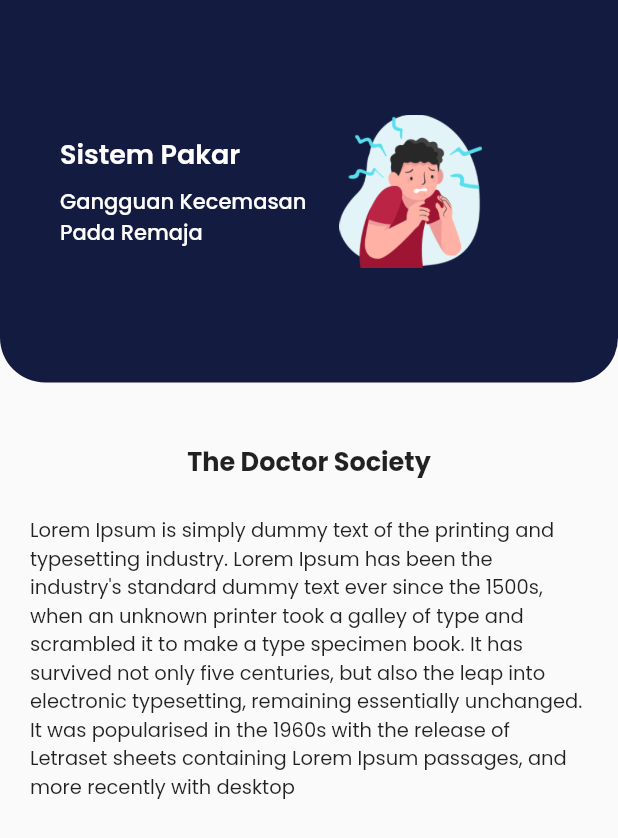
After one commit to Alfyu07/sistem-pakar-kecemasan-remaja, a Flutter app: the screen it shows after launch, after a tap on "Info Aplikasi", on a phone screen of 412 x 824 dp. The commit adds this screen. Shown: the top 838 px of the screen. Run offline on Flutter 3.47's test engine with Material 2 defaults, Android fonts, the phone set to English and light mode, and no system bars; our stand-ins replace cached_network_image, carousel_slider, get, google_fonts; network calls fail.

Commit message:
tentang aplikasi done

```diff
--- a/lib/presentation/ui/pages/home_page.dart
+++ b/lib/presentation/ui/pages/home_page.dart
@@ -50,7 +50,7 @@ class HomePage extends StatelessWidget {
             ),
             const SizedBox(height: 40),
             Padding(
-              padding: const EdgeInsets.symmetric(horizontal: 40),
+              padding: const EdgeInsets.symmetric(horizontal: 20),
               child: Column(
                 children: [
                   Row(
@@ -97,10 +97,16 @@ class HomePage extends StatelessWidget {
                         ),
                       ),
                       SizedBox(width: 20),
-                      MenuItem(
-                        imgUrl: 'assets/info-aplikasi.png',
-                        title: 'Info Aplikasi',
-                      ),
+                      InkWell(
+                        onTap: () => Navigator.push(
+                            context,
+                            MaterialPageRoute(
+                                builder: (context) => TentangPage())),
+                        child: MenuItem(
+                          imgUrl: 'assets/info-aplikasi.png',
+                          title: 'Info Aplikasi',
+                        ),
+                      )
                     ],
                   ),
                 ],
--- a/lib/presentation/ui/pages/pages.dart
+++ b/lib/presentation/ui/pages/pages.dart
@@ -17,3 +17,4 @@ part 'hasil_page.dart';
 part 'info_penyakit_page.dart';
 part 'detail_penyakit_page.dart';
 part 'tutorial_page.dart';
+part 'tentang_page.dart';
--- /dev/null
+++ b/lib/presentation/ui/pages/tentang_page.dart
@@ -0,0 +1,78 @@
+part of 'pages.dart';
+
+class TentangPage extends StatelessWidget {
+  const TentangPage({Key? key}) : super(key: key);
+
+  @override
+  Widget build(BuildContext context) {
+    return Scaffold(
+      body: SingleChildScrollView(
+        child: Column(
+          children: [
+            Container(
+              padding: const EdgeInsets.symmetric(horizontal: 40),
+              height: 255,
+              width: double.infinity,
+              decoration: const BoxDecoration(
+                color: mainColor,
+                borderRadius: BorderRadius.only(
+                  bottomLeft: Radius.circular(30),
+                  bottomRight: Radius.circular(30),
+                ),
+              ),
+              child: Column(
+                mainAxisAlignment: MainAxisAlignment.center,
+                children: [
+                  Row(
+                    crossAxisAlignment: CrossAxisAlignment.center,
+                    children: [
+                      Column(
+                        crossAxisAlignment: CrossAxisAlignment.start,
+                        children: [
+                          Text(
+                            'Sistem Pakar',
+                            style: whiteSemiFont.copyWith(fontSize: 18),
+                          ),
+                          const SizedBox(height: 8),
+                          Text(
+                            'Gangguan Kecemasan\nPada Remaja',
+                            style: whiteMediumFont.copyWith(fontSize: 14),
+                          ),
+                        ],
+                      ),
+                      const SizedBox(width: 22),
+                      Image.asset('assets/illustration.png',
+                          height: 140, width: 95),
+                    ],
+                  ),
+                ],
+              ),
+            ),
+            const SizedBox(height: 40),
+            Padding(
+              padding: const EdgeInsets.symmetric(horizontal: 20),
+              child: Column(
+                children: [
+                  Container(
+                    child: Text(
+                      "The Doctor Society",
+                      style:
+                          TextStyle(fontWeight: FontWeight.bold, fontSize: 17),
+                    ),
+                  ),
+                  const SizedBox(height: 24),
+                  Container(
+                    child: Text(
+                        "Lorem Ipsum is simply dummy text of the printing and typesetting industry. Lorem Ipsum has been the industry's standard dummy text ever since the 1500s, when an unknown printer took a galley of type and scrambled it to make a type specimen book. It has survived not only five centuries, but also the leap into electronic typesetting, remaining essentially unchanged. It was popularised in the 1960s with the release of Letraset sheets containing Lorem Ipsum passages, and more recently with desktop ",
+                        style: TextStyle(fontSize: 13)),
+                  )
+                ],
+              ),
+            ),
+            const SizedBox(height: 40)
+          ],
+        ),
+      ),
+    );
+  }
+}
--- a/lib/presentation/ui/pages/tutorial_page.dart
+++ b/lib/presentation/ui/pages/tutorial_page.dart
@@ -14,11 +14,11 @@ class TutorialPageState extends State<TutorialPage> {
   late CarouselSlider carouselSlider;
   int _current = 0;
   List imgList = [
-    'https://images.unsplash.com/photo-1502117859338-fd9daa518a9a?ixlib=rb-1.2.1&ixid=eyJhcHBfaWQiOjEyMDd9&auto=format&fit=crop&w=800&q=60',
-    'https://images.unsplash.com/photo-1554321586-92083ba0a115?ixlib=rb-1.2.1&ixid=eyJhcHBfaWQiOjEyMDd9&auto=format&fit=crop&w=800&q=60',
-    'https://images.unsplash.com/photo-1536679545597-c2e5e1946495?ixlib=rb-1.2.1&ixid=eyJhcHBfaWQiOjEyMDd9&auto=format&fit=crop&w=800&q=60',
-    'https://images.unsplash.com/photo-1543922596-b3bbaba80649?ixlib=rb-1.2.1&ixid=eyJhcHBfaWQiOjEyMDd9&auto=format&fit=crop&w=800&q=60',
-    'https://images.unsplash.com/photo-1502943693086-33b5b1cfdf2f?ixlib=rb-1.2.1&ixid=eyJhcHBfaWQiOjEyMDd9&auto=format&fit=crop&w=668&q=80'
+    'http://pakar.hmbpayment.com/pildig.webp',
+    'http://pakar.hmbpayment.com/pilpak.webp',
+    'http://pakar.hmbpayment.com/pilgej.webp',
+    'http://pakar.hmbpayment.com/submit.webp',
+    'http://pakar.hmbpayment.com/hasil.webp'
   ];
 
   List<T> map<T>(List list, Function handler) {
```
